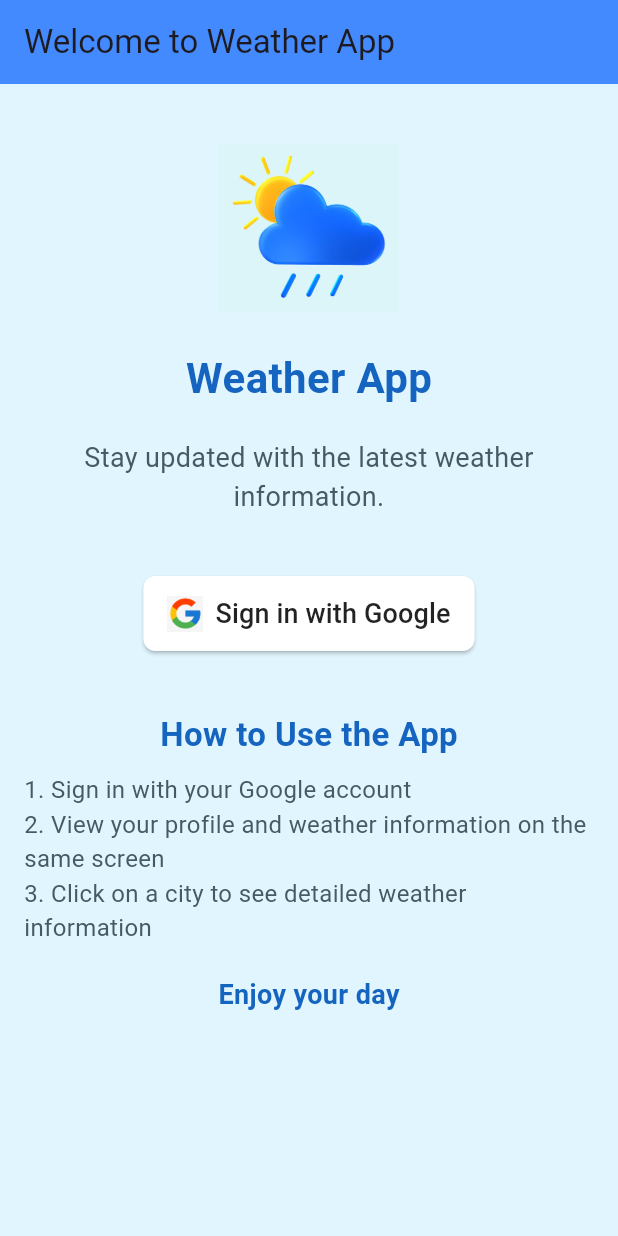
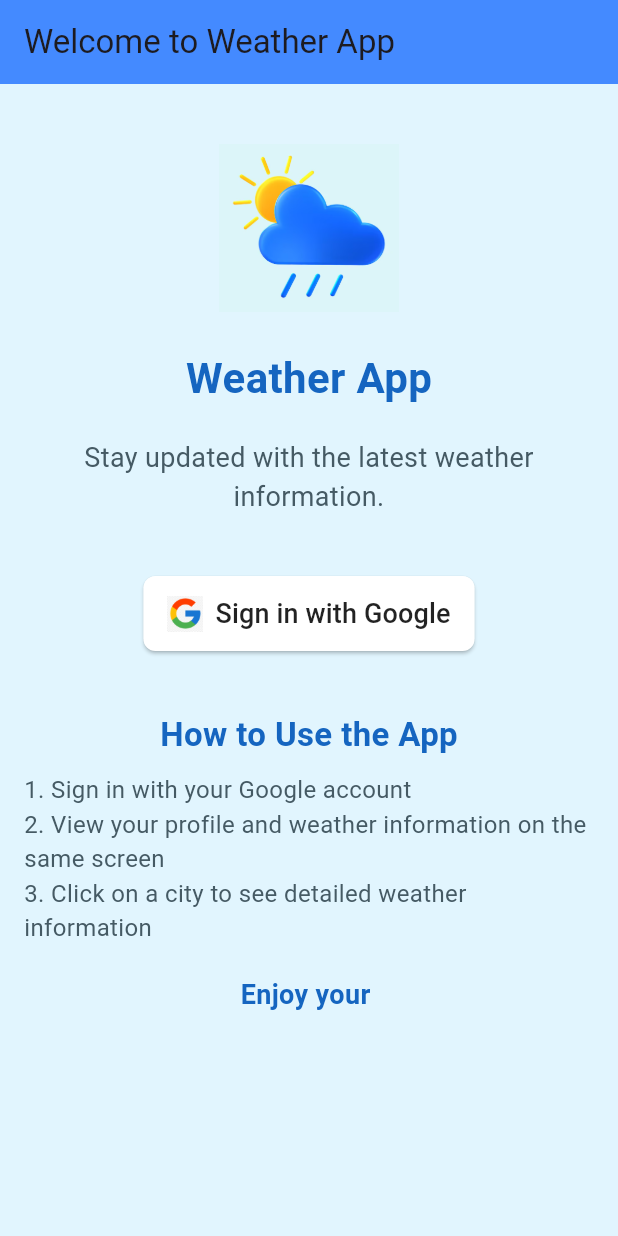
Before and after one commit to Nithish11/weather-_app_task, a Flutter app: the screen it shows after launch, on a phone screen of 412 x 824 dp. Run offline on Flutter 3.47's test engine with Material 3 defaults, Android fonts, the phone set to English and light mode, and no system bars; our stand-ins replace connectivity_plus, firebase_auth, firebase_core, google_sign_in; accounts and stored records are empty.

Commit message:
fix:changed the content

```diff
--- a/lib/main.dart
+++ b/lib/main.dart
@@ -85,7 +85,7 @@ class MyHomePage extends StatelessWidget {
               ),
               SizedBox(height: 20),
               Text(
-                'Enjoy your day',
+                'Enjoy your ',
                 style: TextStyle(
                   fontSize: 18,
                   fontWeight: FontWeight.bold,
```
